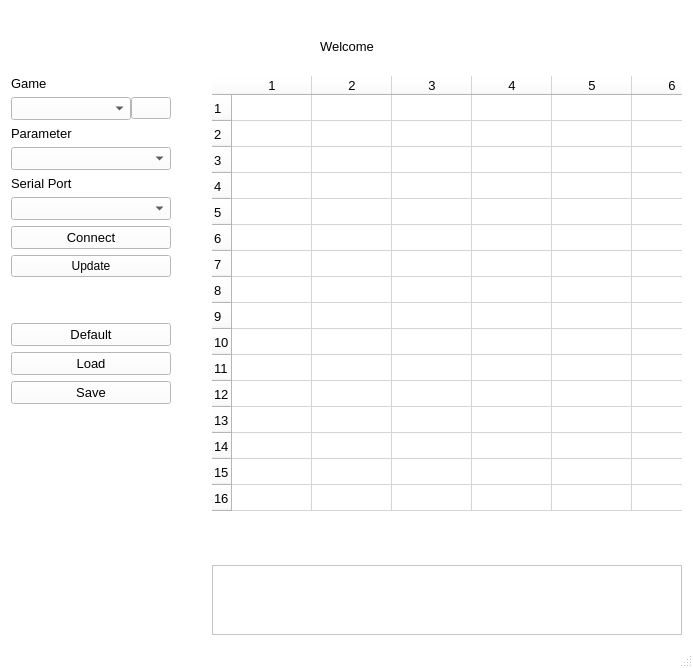
Before: the Qt Designer form afterglow_config/mainwindow.ui in bitfieldlabs/afterglow, drawn with Qt 5.
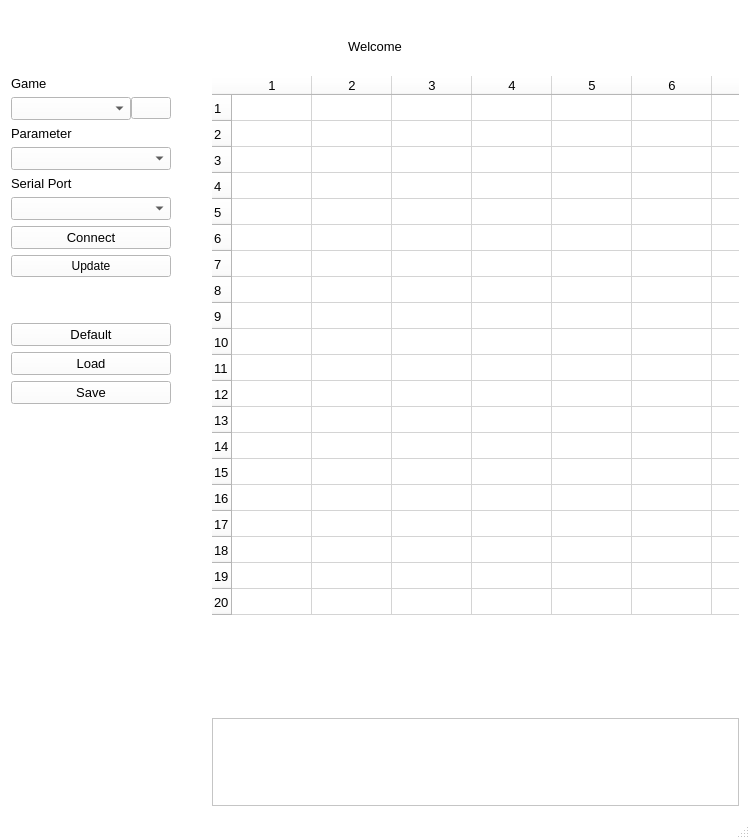
After: the same form once the commit is applied. Icons and pictures are not drawn.

Commit message: Config tool v0.5 beta

Diff of the .ui file:
```diff
--- a/afterglow_config/mainwindow.ui
+++ b/afterglow_config/mainwindow.ui
@@ -6,22 +6,13 @@
    <rect>
     <x>0</x>
     <y>0</y>
-    <width>693</width>
-    <height>668</height>
+    <width>750</width>
+    <height>839</height>
    </rect>
   </property>
   <property name="palette">
    <palette>
     <active>
-     <colorrole role="WindowText">
-      <brush brushstyle="SolidPattern">
-       <color alpha="255">
-        <red>0</red>
-        <green>0</green>
-        <blue>0</blue>
-       </color>
-      </brush>
-     </colorrole>
      <colorrole role="Button">
       <brush brushstyle="SolidPattern">
        <color alpha="255">
@@ -31,15 +22,6 @@
        </color>
       </brush>
      </colorrole>
-     <colorrole role="Light">
-      <brush brushstyle="SolidPattern">
-       <color alpha="255">
-        <red>255</red>
-        <green>255</green>
-        <blue>255</blue>
-       </color>
-      </brush>
-     </colorrole>
      <colorrole role="Midlight">
       <brush brushstyle="SolidPattern">
        <color alpha="255">
@@ -67,42 +49,6 @@
        </color>
       </brush>
      </colorrole>
-     <colorrole role="Text">
-      <brush brushstyle="SolidPattern">
-       <color alpha="255">
-        <red>0</red>
-        <green>0</green>
-        <blue>0</blue>
-       </color>
-      </brush>
-     </colorrole>
-     <colorrole role="BrightText">
-      <brush brushstyle="SolidPattern">
-       <color alpha="255">
-        <red>255</red>
-        <green>255</green>
-        <blue>255</blue>
-       </color>
-      </brush>
-     </colorrole>
-     <colorrole role="ButtonText">
-      <brush brushstyle="SolidPattern">
-       <color alpha="255">
-        <red>0</red>
-        <green>0</green>
-        <blue>0</blue>
-       </color>
-      </brush>
-     </colorrole>
-     <colorrole role="Base">
-      <brush brushstyle="SolidPattern">
-       <color alpha="255">
-        <red>255</red>
-        <green>255</green>
-        <blue>255</blue>
-       </color>
-      </brush>
-     </colorrole>
      <colorrole role="Window">
       <brush brushstyle="SolidPattern">
        <color alpha="255">
@@ -130,35 +76,8 @@
        </color>
       </brush>
      </colorrole>
-     <colorrole role="ToolTipBase">
-      <brush brushstyle="SolidPattern">
-       <color alpha="255">
-        <red>255</red>
-        <green>255</green>
-        <blue>220</blue>
-       </color>
-      </brush>
-     </colorrole>
-     <colorrole role="ToolTipText">
-      <brush brushstyle="SolidPattern">
-       <color alpha="255">
-        <red>0</red>
-        <green>0</green>
-        <blue>0</blue>
-       </color>
-      </brush>
-     </colorrole>
     </active>
     <inactive>
-     <colorrole role="WindowText">
-      <brush brushstyle="SolidPattern">
-       <color alpha="255">
-        <red>0</red>
-        <green>0</green>
-        <blue>0</blue>
-       </color>
-      </brush>
-     </colorrole>
      <colorrole role="Button">
       <brush brushstyle="SolidPattern">
        <color alpha="255">
@@ -168,15 +87,6 @@
        </color>
       </brush>
      </colorrole>
-     <colorrole role="Light">
-      <brush brushstyle="SolidPattern">
-       <color alpha="255">
-        <red>255</red>
-        <green>255</green>
-        <blue>255</blue>
-       </color>
-      </brush>
-     </colorrole>
      <colorrole role="Midlight">
       <brush brushstyle="SolidPattern">
        <color alpha="255">
@@ -204,42 +114,6 @@
        </color>
       </brush>
      </colorrole>
-     <colorrole role="Text">
-      <brush brushstyle="SolidPattern">
-       <color alpha="255">
-        <red>0</red>
-        <green>0</green>
-        <blue>0</blue>
-       </color>
-      </brush>
-     </colorrole>
-     <colorrole role="BrightText">
-      <brush brushstyle="SolidPattern">
-       <color alpha="255">
-        <red>255</red>
-        <green>255</green>
-        <blue>255</blue>
-       </color>
-      </brush>
-     </colorrole>
-     <colorrole role="ButtonText">
-      <brush brushstyle="SolidPattern">
-       <color alpha="255">
-        <red>0</red>
-        <green>0</green>
-        <blue>0</blue>
-       </color>
-      </brush>
-     </colorrole>
-     <colorrole role="Base">
-      <brush brushstyle="SolidPattern">
-       <color alpha="255">
-        <red>255</red>
-        <green>255</green>
-        <blue>255</blue>
-       </color>
-      </brush>
-     </colorrole>
      <colorrole role="Window">
       <brush brushstyle="SolidPattern">
        <color alpha="255">
@@ -267,35 +141,8 @@
        </color>
       </brush>
      </colorrole>
-     <colorrole role="ToolTipBase">
-      <brush brushstyle="SolidPattern">
-       <color alpha="255">
-        <red>255</red>
-        <green>255</green>
-        <blue>220</blue>
-       </color>
-      </brush>
-     </colorrole>
-     <colorrole role="ToolTipText">
-      <brush brushstyle="SolidPattern">
-       <color alpha="255">
-        <red>0</red>
-        <green>0</green>
-        <blue>0</blue>
-       </color>
-      </brush>
-     </colorrole>
     </inactive>
     <disabled>
-     <colorrole role="WindowText">
-      <brush brushstyle="SolidPattern">
-       <color alpha="255">
-        <red>127</red>
-        <green>127</green>
-        <blue>127</blue>
-       </color>
-      </brush>
-     </colorrole>
      <colorrole role="Button">
       <brush brushstyle="SolidPattern">
        <color alpha="255">
@@ -305,15 +152,6 @@
        </color>
       </brush>
      </colorrole>
-     <colorrole role="Light">
-      <brush brushstyle="SolidPattern">
-       <color alpha="255">
-        <red>255</red>
-        <green>255</green>
-        <blue>255</blue>
-       </color>
-      </brush>
-     </colorrole>
      <colorrole role="Midlight">
       <brush brushstyle="SolidPattern">
        <color alpha="255">
@@ -341,42 +179,6 @@
        </color>
       </brush>
      </colorrole>
-     <colorrole role="Text">
-      <brush brushstyle="SolidPattern">
-       <color alpha="255">
-        <red>127</red>
-        <green>127</green>
-        <blue>127</blue>
-       </color>
-      </brush>
-     </colorrole>
-     <colorrole role="BrightText">
-      <brush brushstyle="SolidPattern">
-       <color alpha="255">
-        <red>255</red>
-        <green>255</green>
-        <blue>255</blue>
-       </color>
-      </brush>
-     </colorrole>
-     <colorrole role="ButtonText">
-      <brush brushstyle="SolidPattern">
-       <color alpha="255">
-        <red>127</red>
-        <green>127</green>
-        <blue>127</blue>
-       </color>
-      </brush>
-     </colorrole>
-     <colorrole role="Base">
-      <brush brushstyle="SolidPattern">
-       <color alpha="255">
-        <red>255</red>
-        <green>255</green>
-        <blue>255</blue>
-       </color>
-      </brush>
-     </colorrole>
      <colorrole role="Window">
       <brush brushstyle="SolidPattern">
        <color alpha="255">
@@ -404,24 +206,6 @@
        </color>
       </brush>
      </colorrole>
-     <colorrole role="ToolTipBase">
-      <brush brushstyle="SolidPattern">
-       <color alpha="255">
-        <red>255</red>
-        <green>255</green>
-        <blue>220</blue>
-       </color>
-      </brush>
-     </colorrole>
-     <colorrole role="ToolTipText">
-      <brush brushstyle="SolidPattern">
-       <color alpha="255">
-        <red>0</red>
-        <green>0</green>
-        <blue>0</blue>
-       </color>
-      </brush>
-     </colorrole>
     </disabled>
    </palette>
   </property>
@@ -953,7 +737,7 @@
            <bool>false</bool>
           </property>
           <property name="rowCount">
-           <number>16</number>
+           <number>20</number>
           </property>
           <property name="columnCount">
            <number>8</number>
@@ -986,6 +770,10 @@
           <row/>
           <row/>
           <row/>
+          <row/>
+          <row/>
+          <row/>
+          <row/>
           <column/>
           <column/>
           <column/>
```
Left out of the diff: 6 changed lines with no effect on the pictures. The commit also changes 1 other file.
